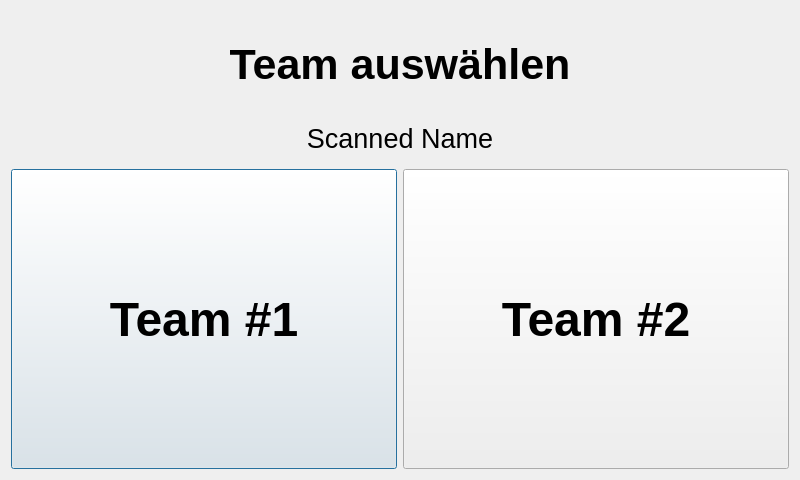
AndreWohnsland/CocktailBerry, file src/ui_elements/teamselection.ui: the form before one commit.
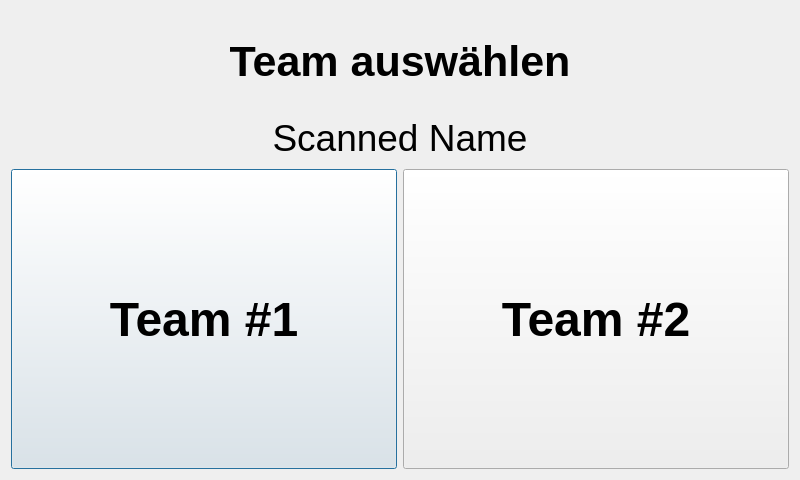
The form after the commit.

Commit message: Increas team member font size

What changed in the file:
```diff
--- a/src/ui_elements/teamselection.ui
+++ b/src/ui_elements/teamselection.ui
@@ -81,12 +81,12 @@
      <property name="maximumSize">
       <size>
        <width>16777215</width>
-       <height>40</height>
+       <height>50</height>
       </size>
      </property>
      <property name="font">
       <font>
-       <pointsize>20</pointsize>
+       <pointsize>28</pointsize>
       </font>
      </property>
      <property name="text">
```
The commit also changes 1 other file.
